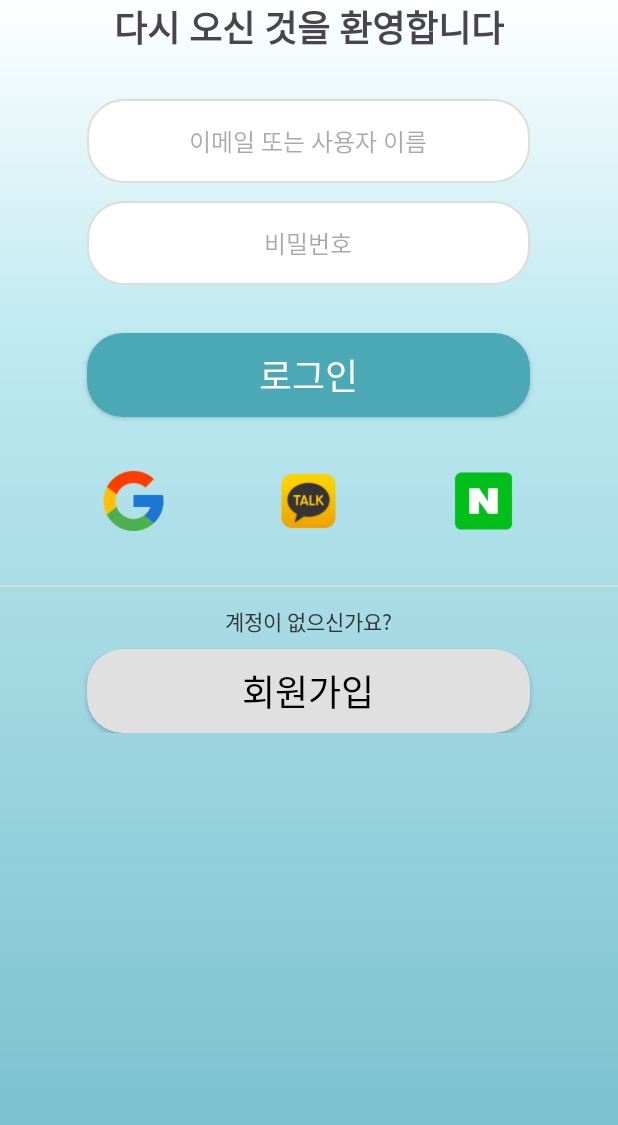
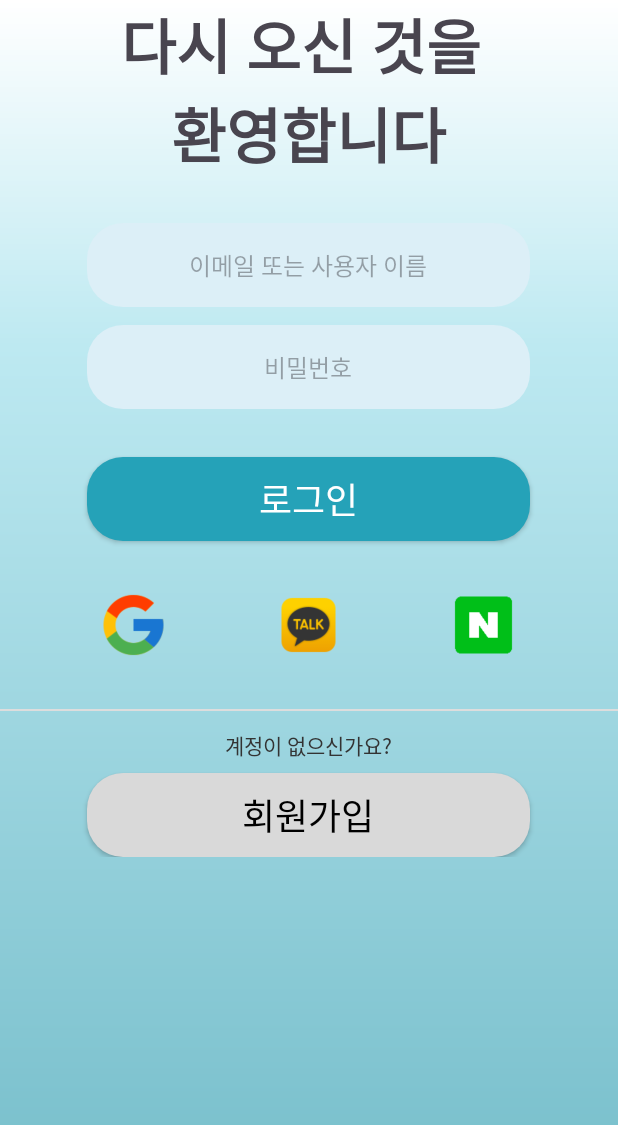
Before and after one commit to juho9072/HealthHelper, an Android app: the screen it shows after launch (MainActivity), on a phone screen of 412 x 824 dp. Shown: the top 1125 px of the screen. Run offline under Robolectric (Android 15) with nearby library versions, the phone set to English and light mode, and no system bars.

Commit message:
13-로그인-화면-개발

```diff
--- a/app/src/main/res/drawable/rounded_button_blue.xml
+++ b/app/src/main/res/drawable/rounded_button_blue.xml
@@ -1,5 +1,5 @@
 <shape xmlns:android="http://schemas.android.com/apk/res/android"
     android:shape="rectangle">
-    <solid android:color="#4AA9B4"/>
+    <solid android:color="#25A2B8"/>
     <corners android:radius="24dp"/>
 </shape>
--- a/app/src/main/res/drawable/rounded_button_gray.xml
+++ b/app/src/main/res/drawable/rounded_button_gray.xml
@@ -1,5 +1,5 @@
 <shape xmlns:android="http://schemas.android.com/apk/res/android"
     android:shape="rectangle">
-    <solid android:color="#E0E0E0"/>
+    <solid android:color="#D9D9D9"/>
     <corners android:radius="24dp"/>
 </shape>
--- a/app/src/main/res/drawable/rounded_input.xml
+++ b/app/src/main/res/drawable/rounded_input.xml
@@ -1,6 +1,5 @@
 <shape xmlns:android="http://schemas.android.com/apk/res/android"
     android:shape="rectangle">
-    <solid android:color="#FFFFFF"/>
-    <corners android:radius="24dp"/>
-    <stroke android:width="1dp" android:color="#DDDDDD"/>
+    <solid android:color="#DCEFF7" /> <!-- 배경색 -->
+    <corners android:radius="24dp" />
 </shape>
--- a/app/src/main/res/layout/activity_main.xml
+++ b/app/src/main/res/layout/activity_main.xml
@@ -19,15 +19,15 @@
         <TextView
             android:layout_width="wrap_content"
             android:layout_height="wrap_content"
-            android:text="다시 오신 것을 환영합니다"
-            android:textSize="24sp"
+            android:text="다시 오신 것을 \n환영합니다"
+            android:textSize="40sp"
             android:textStyle="bold"
             android:fontFamily="@font/pretendard_regular"
             android:gravity="center"
             android:layout_marginBottom="30dp" />
 
         <!-- 입력 필드 -->
-        <EditText
+        <androidx.appcompat.widget.AppCompatEditText
             android:layout_width="295dp"
             android:layout_height="56dp"
             android:layout_marginBottom="12dp"
@@ -35,13 +35,17 @@
             android:fontFamily="@font/pretendard_regular"
             android:gravity="center"
             android:hint="이메일 또는 사용자 이름"
+            android:textColor="#000000"
+            android:hintTextColor="#888888"
             android:padding="16dp"
             android:textSize="16sp" />
+
 
         <EditText
             android:layout_width="295dp"
             android:layout_height="56dp"
             android:hint="비밀번호"
+            android:textColor="#000000"
             android:gravity="center"
             android:inputType="textPassword"
             android:background="@drawable/rounded_input"
```
